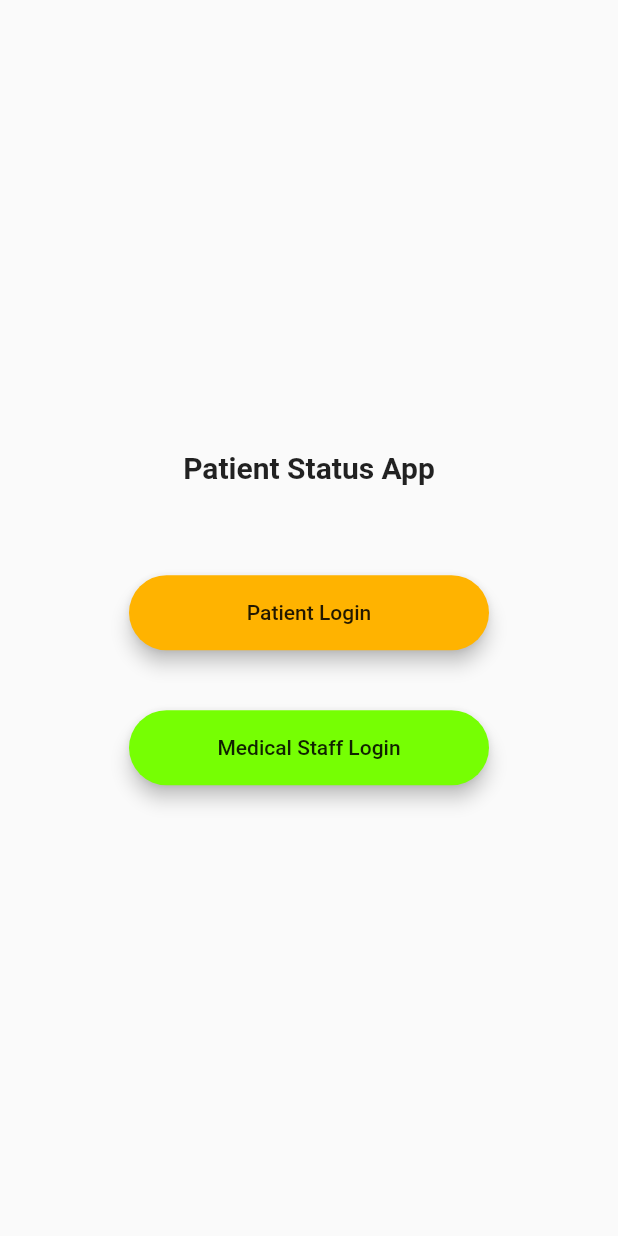
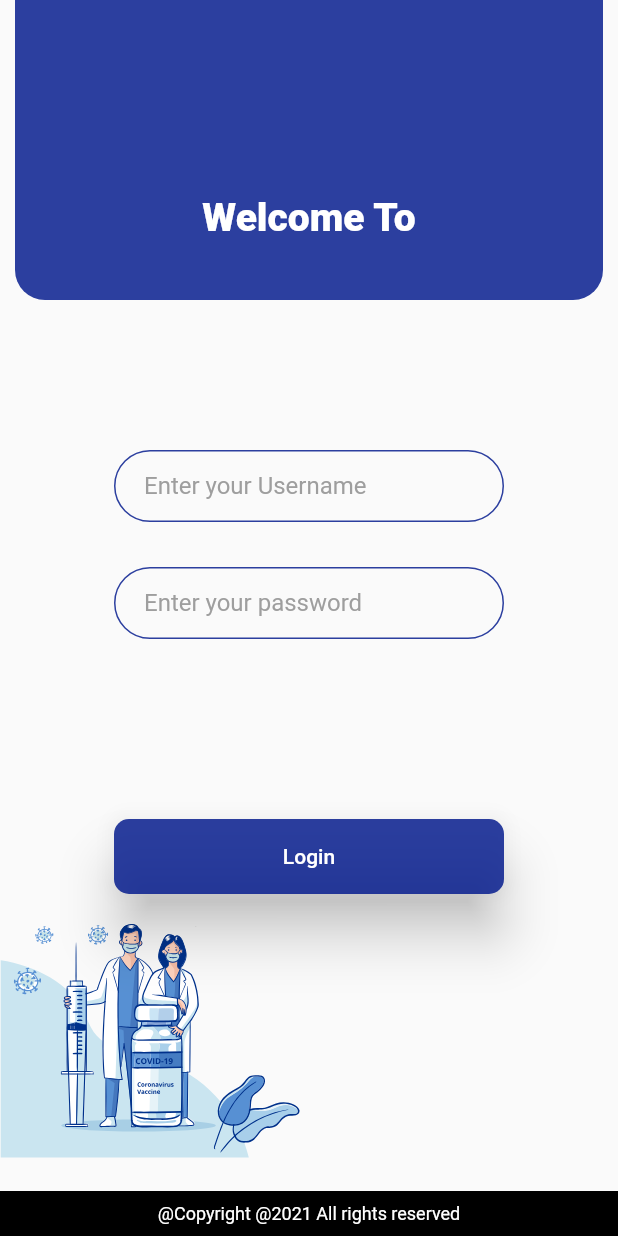
Before and after one commit to kecians/Covid-Data-Hub, a Flutter app: the screen it shows after launch, on a phone screen of 412 x 824 dp. Run offline on Flutter 3.47's test engine with Material 2 defaults, Android fonts, the phone set to English and light mode, and no system bars; drawn by our look-alikes of animated_text_kit; our stand-ins replace flutter_svg.

Commit message:
Home Login Created

```diff
--- a/lib/Components/MyContainer.dart
+++ b/lib/Components/MyContainer.dart
@@ -2,16 +2,18 @@ import 'dart:ui';
 
 import 'package:flutter/material.dart';
 class MyContainer extends StatelessWidget {
-  const MyContainer({this.height,this.color1,this.color2,this.widget,this.onPress});
+  const MyContainer({this.height,this.color1,this.color2,this.widget,this.onPress,this.paddingBottom,this.paddingTop});
   final Color color1,color2;
   final double height;
   final Widget widget;
   final Function onPress;
+  final double paddingTop, paddingBottom;
   @override
   Widget build(BuildContext context) {
     return GestureDetector(
       onTap: onPress,
       child: Container(
+        padding: EdgeInsets.only(top: paddingTop,bottom: paddingBottom),
         margin: EdgeInsets.only(left: 10,right: 10),
         alignment: Alignment.center,
         height: height,
--- a/lib/Components/RoundButton.dart
+++ b/lib/Components/RoundButton.dart
@@ -10,15 +10,15 @@ final double width;
   @override
   Widget build(BuildContext context) {
     return Material(
-      elevation: 5.0,
+      elevation: 15.0,
       color: color,
-      borderRadius: BorderRadius.circular(30.0),
+      borderRadius: BorderRadius.circular(10.0),
       child: MaterialButton(
         onPressed: onpress,
         minWidth: width,
         height: height,
         child: Text(
-            text
+            text , style: TextStyle(color: Colors.white),
         ),
       ),
     );
--- a/lib/Screens/DoctorLogin.dart
+++ b/lib/Screens/DoctorLogin.dart
@@ -40,7 +40,8 @@ class _DoctorLoginState extends State<DoctorLogin> {
                 ),
               ),
               SizedBox(height: 40,),
-              RoundButton(color: Colors.lightGreen[700],text: 'Login',onpress: (){},height: 60, width: 260,)
+              RoundButton(color: Colors.lightGreen[700],text: 'Login',onpress: (){},height: 60, width: 260,),
+
             ],
           ),
         ),
--- a/lib/Screens/Home.dart
+++ b/lib/Screens/Home.dart
@@ -1,8 +1,9 @@
 import 'package:animated_text_kit/animated_text_kit.dart';
+import 'package:flutter/cupertino.dart';
 import 'package:flutter/material.dart';
+import 'package:flutter_svg/flutter_svg.dart';
 import 'package:patient_status_app/Components/RoundButton.dart';
-import 'package:patient_status_app/Screens/DoctorLogin.dart';
-import 'package:patient_status_app/Screens/PatientLogin.dart';
+import 'package:patient_status_app/Utilities/constants.dart';
 class Home extends StatefulWidget {
   static const String id = 'HomeScreen';
   @override
@@ -12,30 +13,90 @@ class Home extends StatefulWidget {
 class _HomeState extends State<Home> {
   @override
   Widget build(BuildContext context) {
-    return Scaffold(
-      body: Center(
-        child: Column(
-          mainAxisAlignment: MainAxisAlignment.center,
-          crossAxisAlignment: CrossAxisAlignment.center,
+    return SafeArea(
+      child: Scaffold(
+        bottomNavigationBar: Container(
+          height: 30,
+          color: Colors.black,
+          child: Center(child: Text("@Copyright @2021 All rights reserved",
+            style: TextStyle(color: Colors.white,fontSize: 12),),),
+        ),
+        body: Stack(
+          children: [
+            Container(
+              alignment: Alignment.bottomLeft,
+              child: SvgPicture.asset('assets/CovidAnimate.svg',height: 200,width: 200,),
+            ),
+            Center(
+              child: ListView(
+
                 children:[
-              AnimatedTextKit(animatedTexts:  [
-                TypewriterAnimatedText(
-                  'Patient Status App',
+                  Container(
+                    child: AnimatedTextKit(animatedTexts:  [
+                      TyperAnimatedText(
+                        'Welcome To',
                         textStyle: TextStyle(
-                    fontSize: 20,
-                    fontWeight: FontWeight.bold,
+                            fontSize: 26,
+                            fontWeight: FontWeight.w900,
+                            color: Colors.white
+                        ),
+                        speed: Duration(milliseconds: 50),
+                      ),
+                      TyperAnimatedText(
+
+                        'Covid-19 Data Hub',
+                        textStyle: TextStyle(
+                            fontSize: 26,
+                            fontWeight: FontWeight.w900,
+                            color: Colors.white
                         ),
                         speed: Duration(milliseconds: 50),
                       ),
                     ],
                       totalRepeatCount: 1,
                     ),
-            SizedBox(height: 60),
-            RoundButton(color: Colors.amber[600],text: "Patient Login",
-              onpress: (){Navigator.pushNamed(context, PatientLogin.id);},height: 50,width: 240,),
-            SizedBox(height: 40,),
-            RoundButton(color: Colors.lightGreenAccent[400],text: "Medical Staff Login",
-              onpress: (){Navigator.pushNamed(context, DoctorLogin.id);},height: 50,width: 240,),
+                    height: 200,
+                    width: double.infinity,
+                    alignment: Alignment.bottomCenter,
+                    margin: EdgeInsets.only(left: 10,right: 10),
+                    decoration: BoxDecoration(
+                      color: Color(0XFFD5031A8D),
+                      borderRadius: BorderRadius.only(bottomRight:Radius.circular(20),
+                          bottomLeft:Radius.circular(20) )
+                    ),
+                    padding: EdgeInsets.only(bottom: 40),
+                  ),
+
+                  SizedBox(height: 100),
+                  Column(
+                      children: [
+
+                        Container(
+                          width: 260,
+                          child: TextField(
+                            style: TextStyle(color: Colors.black),
+                            onChanged: (value){},
+                            decoration: kInputDecorantion.copyWith(hintText: 'Enter your Username'),
+                          ),
+                        ),
+                        SizedBox(height: 30),
+                        Container(
+                          width: 260,
+                          child: TextField(
+                            style: TextStyle(color: Colors.black),
+                            onChanged: (value){},
+                            decoration: kInputDecorantion.copyWith(hintText: 'Enter your password',),
+                          ),
+                        ),
+                        SizedBox(height: 120),
+                        RoundButton(color: Color(0XFFD5031A8D),text: "Login",
+                          onpress: (){},height: 50,width: 260,),
+
+                      ],
+                    ),
+                ],
+              ),
+            ),
           ],
         ),
       ),
--- a/lib/Screens/PatientLogin.dart
+++ b/lib/Screens/NurseLogin.dart
@@ -1,14 +1,14 @@
 import 'package:flutter/material.dart';
 import 'package:patient_status_app/Components/RoundButton.dart';
-import 'package:patient_status_app/Screens/MedicationList.dart';
+import 'package:patient_status_app/Screens/PatientType.dart';
 import 'package:patient_status_app/Utilities/constants.dart';
-class PatientLogin extends StatefulWidget {
-  static const String id = 'PatientLogin';
+class NurseLogin extends StatefulWidget {
+  static const String id = 'NurseLogin';
   @override
-  _PatientLoginState createState() => _PatientLoginState();
+  _NurseLoginState createState() => _NurseLoginState();
 }
 
-class _PatientLoginState extends State<PatientLogin> {
+class _NurseLoginState extends State<NurseLogin> {
 
   @override
   Widget build(BuildContext context) {
@@ -19,7 +19,7 @@ class _PatientLoginState extends State<PatientLogin> {
               crossAxisAlignment: CrossAxisAlignment.center,
               mainAxisAlignment: MainAxisAlignment.center,
               children: [
-                Text('Login as a Patient',style: TextStyle(fontSize: 25,fontWeight: FontWeight.w900,
+                Text('Login as Nurse',style: TextStyle(fontSize: 25,fontWeight: FontWeight.w900,
                color: Colors.lightBlue[900],),),
               SizedBox(height: 80,),
                    Container(
@@ -27,7 +27,7 @@ class _PatientLoginState extends State<PatientLogin> {
                      child: TextField(
                        style: TextStyle(color: Colors.black),
                         onChanged: (value){},
-                       decoration: kInputDecorantion.copyWith(hintText: 'Enter your ICMR number'),
+                       decoration: kInputDecorantion.copyWith(hintText: 'Enter your Employ Id'),
 
                      ),
                    ),
@@ -44,7 +44,7 @@ class _PatientLoginState extends State<PatientLogin> {
                 SizedBox(height: 40,),
                 RoundButton(color: Colors.lightBlue,text: 'Login',onpress: (){
                   // TODO : Change when you add Authentication
-                  Navigator.pushNamed(context, MedicationList.id);
+                  Navigator.pushNamed(context, PatientType.id);
                 },height: 60, width: 260,)
               ],
             ),
--- a/lib/Screens/MedicationList.dart
+++ b/lib/Screens/PatientType.dart
@@ -1,13 +1,13 @@
 import 'package:flutter/material.dart';
 import 'package:patient_status_app/Components/Drawer.dart';
 import 'package:patient_status_app/Components/MyContainer.dart';
-class MedicationList extends StatefulWidget {
-  static const String id = 'MedicationList';
+class PatientType extends StatefulWidget {
+  static const String id = 'PatientType';
   @override
-  _MedicationListState createState() => _MedicationListState();
+  _PatientTypeState createState() => _PatientTypeState();
 }
 
-class _MedicationListState extends State<MedicationList> {
+class _PatientTypeState extends State<PatientType> {
   @override
   Widget build(BuildContext context) {
     return SafeArea(child: Scaffold(
--- a/lib/Utilities/constants.dart
+++ b/lib/Utilities/constants.dart
@@ -11,12 +11,12 @@ const kInputDecorantion = InputDecoration(
   ),
   enabledBorder: OutlineInputBorder(
     borderSide:
-    BorderSide(color: Colors.lightBlueAccent, width: 1.0),
+    BorderSide(color: Color(0XFFD5031A8D), width: 1.0),
     borderRadius: BorderRadius.all(Radius.circular(32.0)),
   ),
   focusedBorder: OutlineInputBorder(
     borderSide:
-    BorderSide(color: Colors.lightBlueAccent, width: 2.0),
+    BorderSide(color: Color(0XFFD5031A8D), width: 2.0),
     borderRadius: BorderRadius.all(Radius.circular(32.0)),
   ),
 );
--- a/lib/main.dart
+++ b/lib/main.dart
@@ -1,8 +1,8 @@
 import 'package:flutter/material.dart';
 import 'package:patient_status_app/Screens/DoctorLogin.dart';
 import 'package:patient_status_app/Screens/Home.dart';
-import 'package:patient_status_app/Screens/MedicationList.dart';
-import 'package:patient_status_app/Screens/PatientLogin.dart';
+import 'package:patient_status_app/Screens/PatientType.dart';
+import 'package:patient_status_app/Screens/NurseLogin.dart';
 
 void main() {
   runApp(Main());
@@ -17,8 +17,8 @@ class Main extends StatelessWidget {
       routes: {
         Home.id : (context){return Home();},
         DoctorLogin.id  : (context){return DoctorLogin();},
-        PatientLogin.id : (context){return PatientLogin();},
-        MedicationList.id : (context){return MedicationList();},
+        NurseLogin.id : (context){return NurseLogin();},
+        PatientType.id : (context){return PatientType();},
       },
     );
   }
--- a/pubspec.yaml
+++ b/pubspec.yaml
@@ -29,6 +29,7 @@ dependencies:
   # Use with the CupertinoIcons class for iOS style icons.
   cupertino_icons: ^1.0.2
   animated_text_kit: ^4.2.1
+  flutter_svg: ^0.22.0
 
 dev_dependencies:
   flutter_test:
@@ -46,9 +47,8 @@ flutter:
   uses-material-design: true
 
   # To add assets to your application, add an assets section, like this:
-  # assets:
-  #   - images/a_dot_burr.jpeg
-  #   - images/a_dot_ham.jpeg
+  assets:
+   - assets/CovidAnimate.svg
 
   # An image asset can refer to one or more resolution-specific "variants", see
   # https://flutter.dev/assets-and-images/#resolution-aware.
```
Also changed, not shown: assets/CovidAnimate.svg (added), pubspec.lock. Lines whose indentation alone changed are shown as unchanged.
